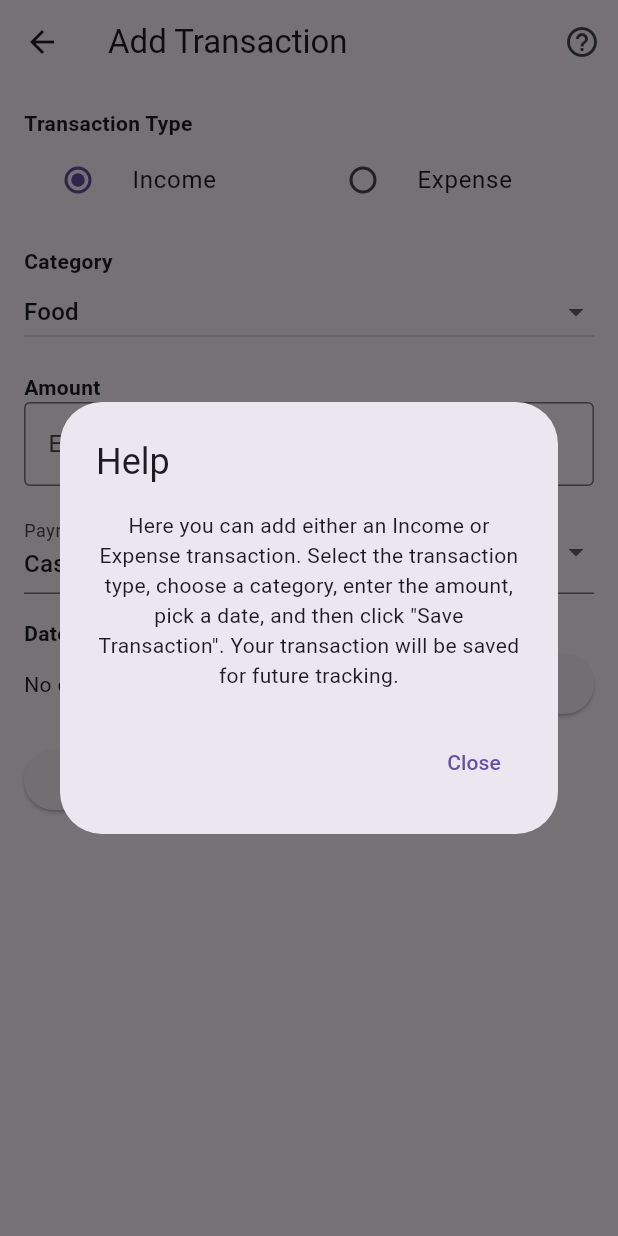
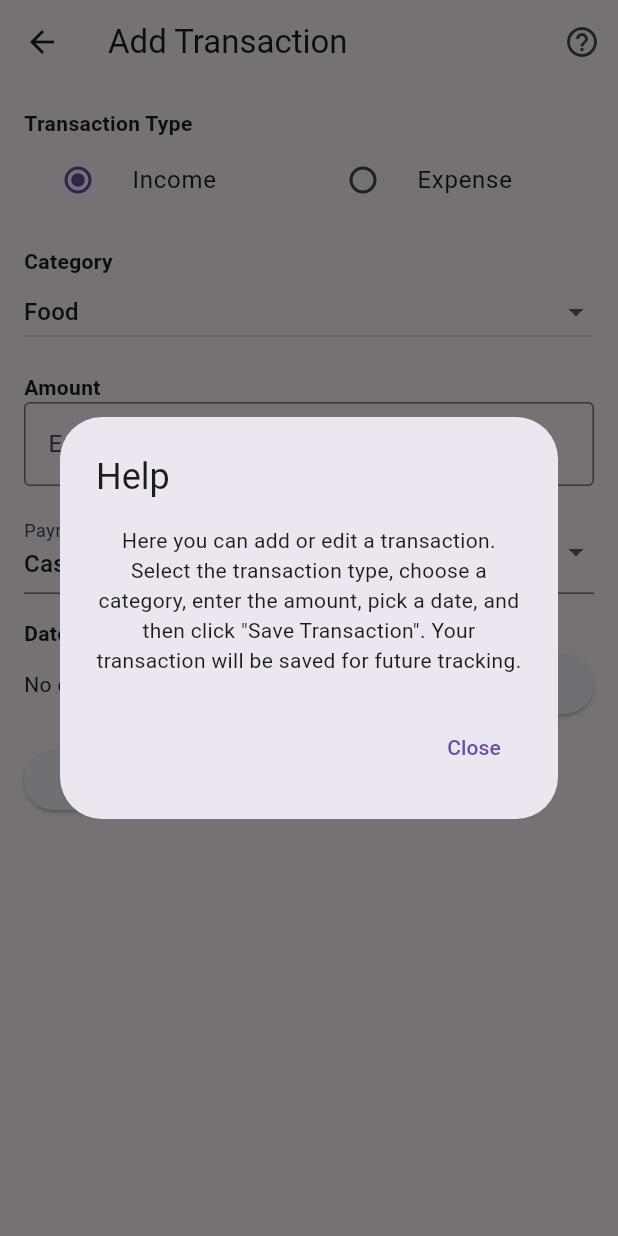
Before and after one commit to r41nm4k3r/expense_manager, a Flutter app: the AddTransactionScreen screen opened by its route, after a tap on the "help outline" icon, on a phone screen of 412 x 824 dp. Run offline on Flutter 3.47's test engine with Material 3 defaults, Android fonts, the phone set to English and light mode, and no system bars; our stand-ins replace csv, fl_chart, shared_preferences; accounts and stored records are empty.

Commit message:
add minor fixes

```diff
--- a/lib/screens/add_transaction_screen.dart
+++ b/lib/screens/add_transaction_screen.dart
@@ -3,7 +3,11 @@ import 'package:shared_preferences/shared_preferences.dart';
 import 'dart:convert'; // For JSON encoding/decoding
 
 class AddTransactionScreen extends StatefulWidget {
-  const AddTransactionScreen({super.key});
+  final Map<String, dynamic>? transaction;
+  final int? transactionIndex;
+
+  const AddTransactionScreen(
+      {super.key, this.transaction, this.transactionIndex});
 
   @override
   _AddTransactionScreenState createState() => _AddTransactionScreenState();
@@ -12,10 +16,25 @@ class AddTransactionScreen extends StatefulWidget {
 class _AddTransactionScreenState extends State<AddTransactionScreen> {
   String _selectedCategory = 'Food';
   String _transactionType = 'Income'; // Default transaction type
-  String _paymentMethod = "Cash"; // Default payment method
+  String _paymentMethod = 'Cash'; // Default payment method
   final _amountController = TextEditingController();
   final List<String> _categories = ['Food', 'Transport', 'Salary', 'Other'];
   DateTime? _selectedDate; // Store the selected date
+
+  @override
+  void initState() {
+    super.initState();
+    if (widget.transaction != null) {
+      // Initialize fields with existing transaction data if available
+      final transaction = widget.transaction!;
+      _transactionType = transaction['type'] ?? 'Income';
+      _selectedCategory = transaction['category'] ?? 'Food';
+      _paymentMethod = transaction['paymentMethod'] ?? 'Cash';
+      _amountController.text = transaction['amount']?.toString() ?? '';
+      _selectedDate =
+          DateTime.tryParse(transaction['date'] ?? '') ?? DateTime.now();
+    }
+  }
 
   @override
   void dispose() {
@@ -47,12 +66,18 @@ class _AddTransactionScreenState extends State<AddTransactionScreen> {
     List<dynamic> transactions =
         existingTransactions != null ? json.decode(existingTransactions) : [];
 
-    // Add new transaction and save back
+    // If editing, replace the existing transaction
+    if (widget.transactionIndex != null) {
+      transactions[widget.transactionIndex!] = transaction;
+    } else {
+      // Add new transaction
       transactions.add(transaction);
+    }
+
     await prefs.setString('transactions', json.encode(transactions));
 
     ScaffoldMessenger.of(context).showSnackBar(
-      const SnackBar(content: Text('Transaction added successfully!')),
+      const SnackBar(content: Text('Transaction saved successfully!')),
     );
 
     Navigator.pop(context); // Go back after saving
@@ -76,7 +101,9 @@ class _AddTransactionScreenState extends State<AddTransactionScreen> {
   Widget build(BuildContext context) {
     return Scaffold(
       appBar: AppBar(
-        title: const Text('Add Transaction'),
+        title: Text(widget.transaction != null
+            ? 'Edit Transaction'
+            : 'Add Transaction'),
         actions: [
           IconButton(
             icon: const Icon(Icons.help_outline),
@@ -88,6 +115,7 @@ class _AddTransactionScreenState extends State<AddTransactionScreen> {
       ),
       body: Padding(
         padding: const EdgeInsets.all(16.0),
+        child: SingleChildScrollView(
           child: Column(
             crossAxisAlignment: CrossAxisAlignment.start,
             children: [
@@ -171,7 +199,7 @@ class _AddTransactionScreenState extends State<AddTransactionScreen> {
                     _paymentMethod = value!;
                   });
                 },
-              items: ['Cash', 'Card']
+                items: ['Cash', 'Card', 'Online']
                     .map((method) => DropdownMenuItem<String>(
                           value: method,
                           child: Text(method),
@@ -206,9 +234,12 @@ class _AddTransactionScreenState extends State<AddTransactionScreen> {
               // Save Button
               ElevatedButton(
                 onPressed: _saveTransaction,
-              child: const Text('Save Transaction'),
+                child: Text(widget.transaction != null
+                    ? 'Save Changes'
+                    : 'Save Transaction'),
               ),
             ],
+          ),
         ),
       ),
     );
@@ -221,8 +252,7 @@ class _AddTransactionScreenState extends State<AddTransactionScreen> {
         return AlertDialog(
           title: const Text('Help'),
           content: const Text(
-            'Here you can add either an Income or Expense transaction. Select the transaction type, choose a category, '
-            'enter the amount, pick a date, and then click "Save Transaction". Your transaction will be saved for future tracking.',
+            'Here you can add or edit a transaction. Select the transaction type, choose a category, enter the amount, pick a date, and then click "Save Transaction". Your transaction will be saved for future tracking.',
             textAlign: TextAlign.center,
           ),
           actions: [
```
Also changed, not shown: lib/screens/transaction_list_screen.dart (+47 -123 lines). Lines whose indentation alone changed are shown as unchanged.
